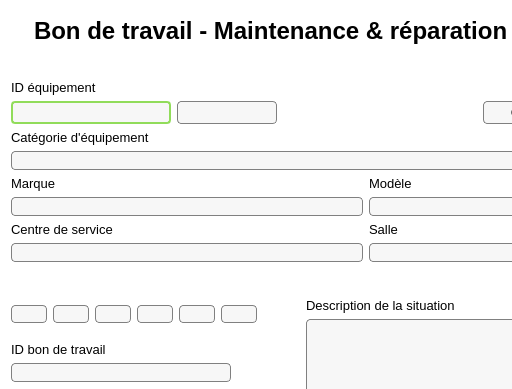
First picture: the form in Interface/FenetresEnUI/BdT3.ui, repository ProjetPC2/SIMM2.0-DEV, before the edit; both pictures show x 0 to 512 and y 0 to 389 of the 1440 by 810 pixel window.
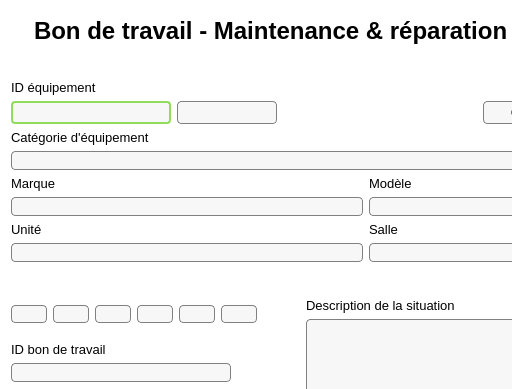
Second picture: the form after the edit. Icons and pictures are not drawn.

Commit message:
Centre de service/Code ASSET/Hopital St-Michel
J'ai modifié Centre de Service pour Unité, Code ASSET pour Voltage/Courant et Hopital Saint-Michel pour Hopital Universitaire Justinien dans toutes les fenêtres .ui. Je vais re-commit quand je les aurais transformer en .py

The edit to the form file:
```diff
--- a/Interface/FenetresEnUI/BdT3.ui
+++ b/Interface/FenetresEnUI/BdT3.ui
@@ -357,7 +357,7 @@
             <string notr="true">background: white;</string>
            </property>
            <property name="text">
-            <string>Centre de service</string>
+            <string>Unité</string>
            </property>
           </widget>
          </item>
```
Left out of the diff: 2 changed lines with no effect on the pictures. The commit also changes 16 other files.
